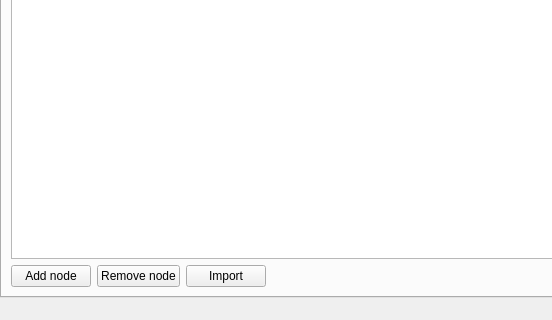
Qt form src/demogui/mapoverview.ui (henrikvs/nornetdemo) before a commit; both pictures show x 0 to 552 and y 602 to 922 of the 933 by 922 pixel window.
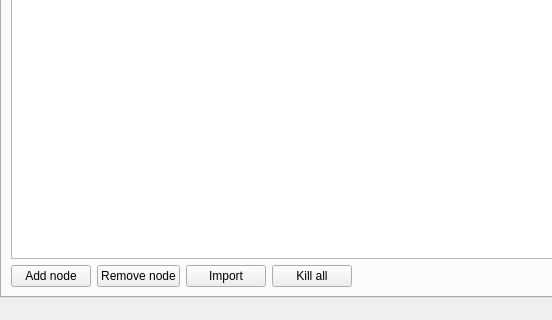
The same form after that commit. The open tabs and pages were chosen to show the change. Icons and pictures are not drawn. Custom widgets are drawn as their Qt base class.

Commit message: Added a kill button for shutting down nodeprogs through ssh

```diff
--- a/src/demogui/mapoverview.ui
+++ b/src/demogui/mapoverview.ui
@@ -320,6 +320,13 @@
             </property>
            </widget>
           </item>
+          <item>
+           <widget class="QPushButton" name="killButton">
+            <property name="text">
+             <string>Kill all</string>
+            </property>
+           </widget>
+          </item>
           <item>
            <spacer name="horizontalSpacer">
             <property name="orientation">
```
Left out of the diff: 2 changed lines with no effect on the pictures. The commit also changes 3 other files.
